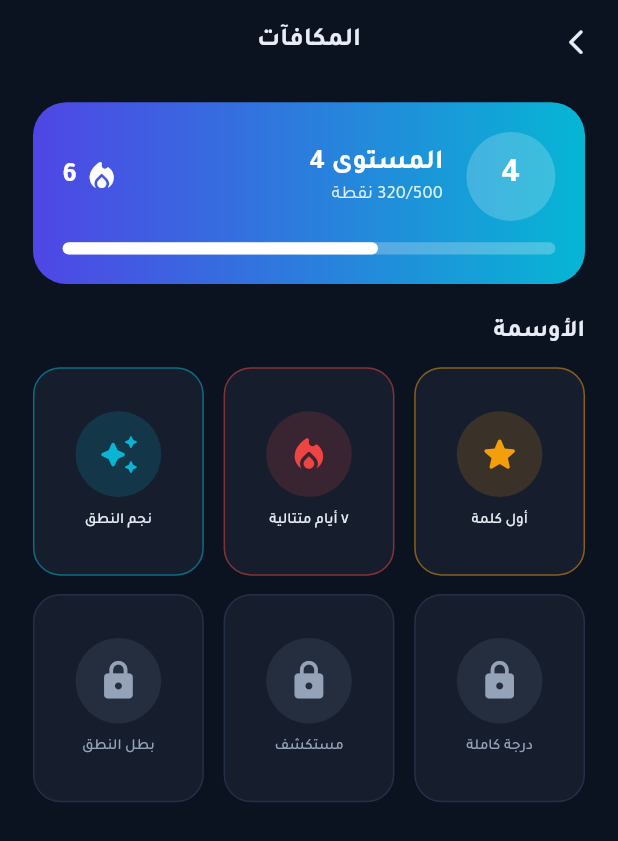
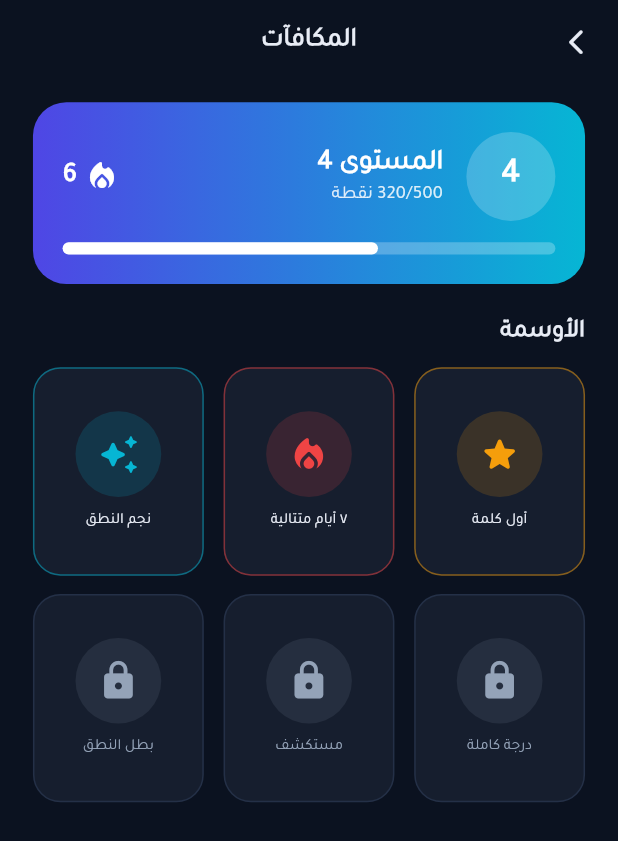
Before and after one commit to MohamedRomana/speak_mate, a Flutter app: the BadgesScreen screen opened directly, on a phone screen of 412 x 824 dp. Shown: the top 841 px of the screen. Run offline on Flutter 3.47's test engine with Material 3 defaults, Android fonts, the phone set to English and light mode, and no system bars; drawn by our look-alikes of percent_indicator; our stand-ins replace cached_network_image, camera, chewie, dio, dots_indicator, easy_localization and 24 more; missing offline and left inert: audio_waveforms; accounts and stored records are empty; project files that could hold a hidden picture were left out.

Commit message:
finish app thems edit

```diff
--- /dev/null
+++ b/lib/core/constants/app_fonts.dart
@@ -0,0 +1,43 @@
+import 'package:flutter/material.dart';
+import 'package:google_fonts/google_fonts.dart';
+
+import '../../gen/fonts.gen.dart';
+
+/// خطوط VoiceBridge AI — **Cairo** أساسي (يدعم العربية والإنجليزية)، مع Tajawal
+/// المضمّن كـ fallback أوفلاين. يُحوّل أسماء عائلات Tajawal القديمة إلى أوزان Cairo
+/// حتى يتبدّل الخط في كل التطبيق دون تعديل مئات مواضع الاستدعاء.
+abstract class AppFonts {
+  /// وزن الخط المشتق من اسم العائلة الممرّر (للتوافق مع الكود القائم).
+  static FontWeight weightFor(String? family, [FontWeight? explicit]) {
+    if (explicit != null) return explicit;
+    if (family == FontFamily.tajawalBold) return FontWeight.w700;
+    if (family == FontFamily.tajawalMedium) return FontWeight.w500;
+    return FontWeight.w400;
+  }
+
+  static const List<String> _fallback = [
+    FontFamily.tajawalRegular,
+    FontFamily.tajawalBold,
+  ];
+
+  /// نمط نصّ بخط Cairo مع الـ fallback المضمّن.
+  static TextStyle cairo({
+    required double fontSize,
+    required FontWeight fontWeight,
+    Color? color,
+    FontStyle? fontStyle,
+    TextDecoration? decoration,
+    Color? decorationColor,
+    double? height,
+  }) {
+    return GoogleFonts.cairo(
+      fontSize: fontSize,
+      fontWeight: fontWeight,
+      color: color,
+      fontStyle: fontStyle,
+      decoration: decoration,
+      decorationColor: decorationColor,
+      height: height,
+    ).copyWith(fontFamilyFallback: _fallback);
+  }
+}
--- a/lib/core/theme/app_theme.dart
+++ b/lib/core/theme/app_theme.dart
@@ -1,12 +1,12 @@
 import 'package:flutter/material.dart';
+import 'package:google_fonts/google_fonts.dart';
 
 import '../constants/colors.dart';
 import '../../gen/fonts.gen.dart';
 
 /// ثيمات VoiceBridge AI — Dark (افتراضي) و Light بهوية Indigo/Cyan،
-/// مع حفاظ على التباين والقراءة في الوضعين.
+/// وخط **Cairo** (مع Tajawal المضمّن كـ fallback)، مع حفاظ على التباين.
 abstract class AppTheme {
-  static const _fontFamily = FontFamily.tajawalRegular;
 
   static ThemeData get light {
     final scheme = ColorScheme.fromSeed(
@@ -39,11 +39,14 @@ abstract class AppTheme {
   }
 
   static ThemeData _base(ColorScheme scheme) {
+    final base = ThemeData(useMaterial3: true, brightness: scheme.brightness);
     return ThemeData(
       useMaterial3: true,
       brightness: scheme.brightness,
       colorScheme: scheme,
-      fontFamily: _fontFamily,
+      fontFamily: GoogleFonts.cairo().fontFamily,
+      fontFamilyFallback: const [FontFamily.tajawalRegular],
+      textTheme: GoogleFonts.cairoTextTheme(base.textTheme),
       textSelectionTheme: TextSelectionThemeData(
         cursorColor: AppColors.primary,
         selectionColor: AppColors.primary.withValues(alpha: 0.3),
--- a/lib/core/widgets/app_text.dart
+++ b/lib/core/widgets/app_text.dart
@@ -2,6 +2,8 @@
 
 import 'package:flutter/material.dart';
 import 'package:flutter_screenutil/flutter_screenutil.dart';
+
+import '../constants/app_fonts.dart';
 
 class AppText extends StatelessWidget {
   final String text;
@@ -51,9 +53,8 @@ class AppText extends StatelessWidget {
       child: Text(
         text,
         textAlign: textAlign,
-        style: TextStyle(
-          fontWeight: fontWeight,
-          fontFamily: family,
+        style: AppFonts.cairo(
+          fontWeight: AppFonts.weightFor(family, fontWeight),
           fontSize: size ?? 16.sp,
           color: color ?? Colors.black,
           fontStyle: fontStyle ?? FontStyle.normal,
--- a/pubspec.yaml
+++ b/pubspec.yaml
@@ -62,6 +62,7 @@ dependencies:
   geolocator: ^12.0.0
   get_it: ^8.2.0
   gif: ^2.3.0
+  google_fonts: ^6.2.1
   google_maps_flutter: ^2.13.1
   http: ^1.5.0
   image_picker: ^1.2.1
```
Also changed, not shown: pubspec.lock, 1 other file.
